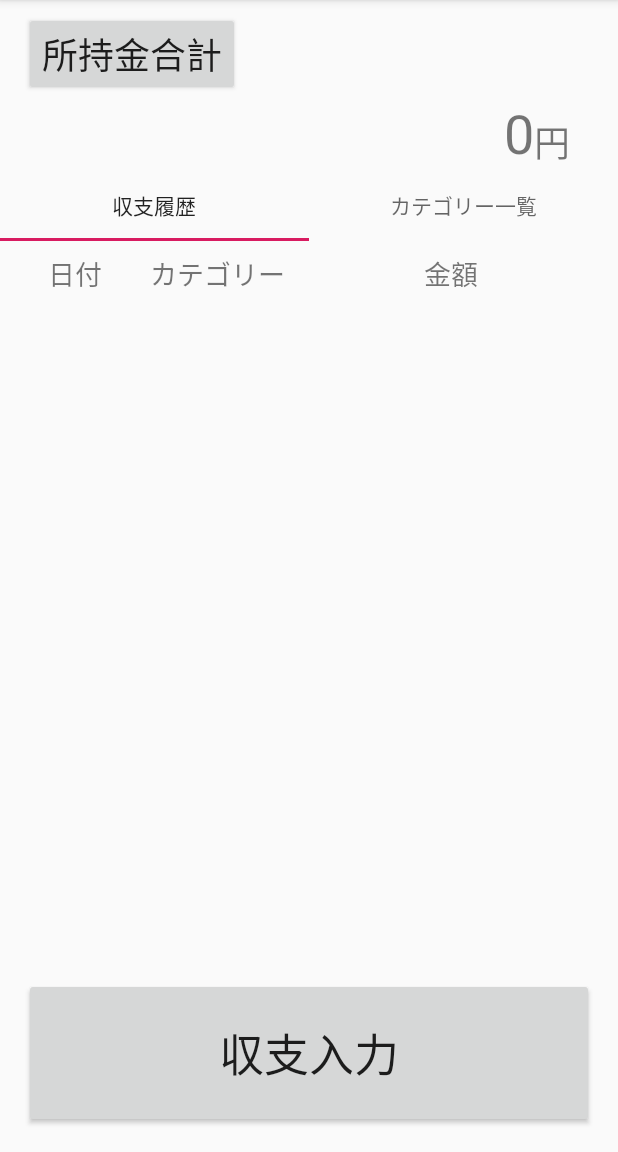
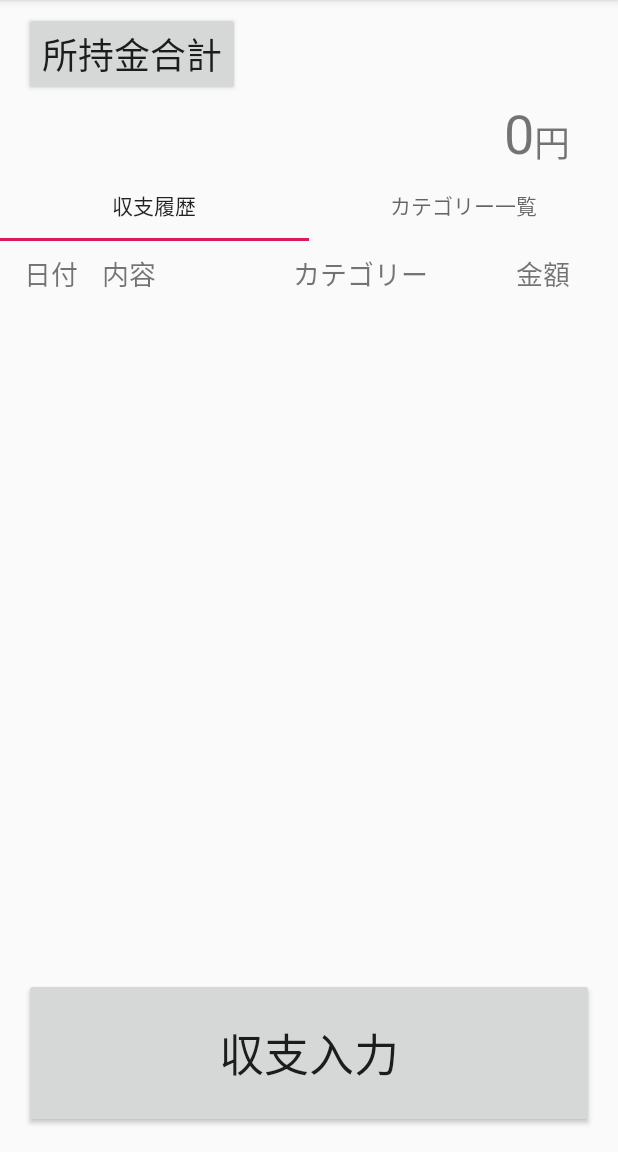
Before and after one commit to billycolon/droid-digital-wallet, an Android app: the screen it shows after launch (MainActivity), on a phone screen of 412 x 824 dp, the part 84-1236 px from its top. Run offline under Robolectric (Android 15) with nearby library versions, the phone set to English and light mode, and no system bars.

Commit message:
・収支の内容を保存するためにテーブル作成 ・レイアウト少し修正

```diff
--- a/app/src/main/java/com/example/digitalwallet/MyOpenHelper.java
+++ b/app/src/main/java/com/example/digitalwallet/MyOpenHelper.java
@@ -7,17 +7,30 @@ import android.database.sqlite.SQLiteOpenHelper;
 public class MyOpenHelper extends SQLiteOpenHelper {
 
     public MyOpenHelper(Context context) {
-        super(context, "WalletDB", null, 1);
+        super(context, "WalletDB", null, 2);
     }
 
     @Override
     public void onCreate(SQLiteDatabase db) {
+        // version1
         db.execSQL("create table CategoryTable(id integer primary key, category text, amount integer);");
         db.execSQL("create table PaymentTable(id integer primary key, month integer, date integer, category integer, inout integer, amount integer);");
+
+        // version2
+        version2(db);
     }
 
     @Override
     public void onUpgrade(SQLiteDatabase db, int oldVersion, int newVersion) {
+        // version2
+        if (oldVersion <= 1 && newVersion >=2) {
+            version2(db);
+        }
+    }
 
+    // version2で追加
+    private void version2(SQLiteDatabase db) {
+        // 収支の内容を保存するテーブル作成
+        db.execSQL("create table DetailTable(id integer primary key, detail text);");
     }
 }
--- a/app/src/main/res/layout/tab_category.xml
+++ b/app/src/main/res/layout/tab_category.xml
@@ -38,7 +38,6 @@
         android:layout_height="0dp"
         android:layout_marginStart="16dp"
         android:layout_marginLeft="16dp"
-        android:layout_marginTop="8dp"
         android:layout_marginEnd="16dp"
         android:layout_marginRight="16dp"
         app:layout_constraintBottom_toBottomOf="parent"
--- a/app/src/main/res/layout/tab_payments.xml
+++ b/app/src/main/res/layout/tab_payments.xml
@@ -1,6 +1,7 @@
 <?xml version="1.0" encoding="utf-8"?>
 <androidx.constraintlayout.widget.ConstraintLayout xmlns:android="http://schemas.android.com/apk/res/android"
     xmlns:app="http://schemas.android.com/apk/res-auto"
+    xmlns:tools="http://schemas.android.com/tools"
     android:orientation="vertical" android:layout_width="match_parent"
     android:layout_height="match_parent">
 
@@ -28,8 +29,8 @@
         android:id="@+id/textView"
         android:layout_width="0dp"
         android:layout_height="wrap_content"
-        android:layout_marginStart="32dp"
-        android:layout_marginLeft="32dp"
+        android:layout_marginStart="16dp"
+        android:layout_marginLeft="16dp"
         android:layout_marginTop="8dp"
         android:gravity="center"
         android:text="日付"
@@ -41,28 +42,41 @@
 
     <TextView
         android:id="@+id/textView2"
-        android:layout_width="0dp"
+        android:layout_width="wrap_content"
         android:layout_height="wrap_content"
         android:layout_marginStart="32dp"
         android:layout_marginLeft="32dp"
         android:gravity="center"
         android:text="カテゴリー"
         android:textSize="18sp"
+        app:layout_constraintEnd_toStartOf="@+id/textView4"
         app:layout_constraintHorizontal_chainStyle="spread"
         app:layout_constraintHorizontal_weight="2"
-        app:layout_constraintStart_toEndOf="@+id/textView"
+        app:layout_constraintStart_toEndOf="@+id/textView13"
         app:layout_constraintTop_toTopOf="@+id/textView" />
 
     <TextView
         android:id="@+id/textView4"
-        android:layout_width="0dp"
+        android:layout_width="wrap_content"
         android:layout_height="wrap_content"
+        android:layout_marginEnd="32dp"
+        android:layout_marginRight="32dp"
         android:gravity="center"
         android:text="金額"
         android:textSize="18sp"
         app:layout_constraintEnd_toEndOf="parent"
         app:layout_constraintHorizontal_chainStyle="spread"
         app:layout_constraintHorizontal_weight="2"
-        app:layout_constraintStart_toEndOf="@+id/textView2"
         app:layout_constraintTop_toTopOf="@+id/textView2" />
+
+    <TextView
+        android:id="@+id/textView13"
+        android:layout_width="wrap_content"
+        android:layout_height="wrap_content"
+        android:layout_marginStart="16dp"
+        android:layout_marginLeft="16dp"
+        android:text="内容"
+        android:textSize="18sp"
+        app:layout_constraintStart_toEndOf="@+id/textView"
+        app:layout_constraintTop_toTopOf="@+id/textView" />
 </androidx.constraintlayout.widget.ConstraintLayout>
```
